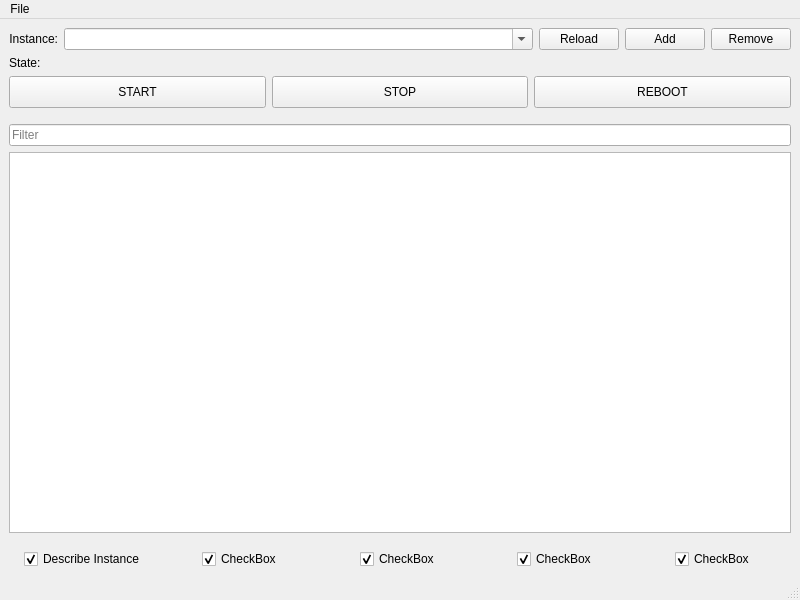
First picture: the form in src/mainwindow.ui, repository KreedM/EC2-Instance-Manager, before the edit.
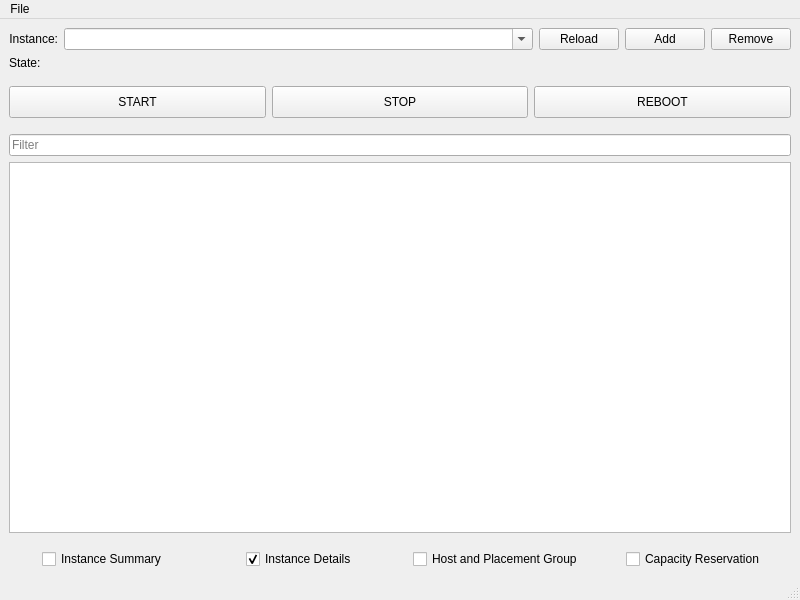
Second picture: the form after the edit.

Commit message: Added the instance info I could find or immediately retrieve from describe instance request

The edit to the form file:
```diff
--- a/src/mainwindow.ui
+++ b/src/mainwindow.ui
@@ -110,6 +110,22 @@
         </item>
        </layout>
       </item>
+      <item>
+       <spacer name="verticalSpacer">
+        <property name="orientation">
+         <enum>Qt::Orientation::Vertical</enum>
+        </property>
+        <property name="sizeType">
+         <enum>QSizePolicy::Policy::Fixed</enum>
+        </property>
+        <property name="sizeHint" stdset="0">
+         <size>
+          <width>20</width>
+          <height>10</height>
+         </size>
+        </property>
+       </spacer>
+      </item>
       <item>
        <layout class="QHBoxLayout" name="horizontalLayout_2">
         <item>
@@ -217,6 +233,9 @@
     </item>
     <item>
      <layout class="QHBoxLayout" name="horizontalLayout_3">
+      <property name="spacing">
+       <number>6</number>
+      </property>
       <item alignment="Qt::AlignmentFlag::AlignHCenter">
        <widget class="QCheckBox" name="describeInstanceCheckBox">
         <property name="sizePolicy">
@@ -226,10 +245,10 @@
          </sizepolicy>
         </property>
         <property name="text">
-         <string>Describe Instance</string>
+         <string>Instance Summary</string>
         </property>
         <property name="checked">
-         <bool>true</bool>
+         <bool>false</bool>
         </property>
        </widget>
       </item>
@@ -242,7 +261,7 @@
          </sizepolicy>
         </property>
         <property name="text">
-         <string>CheckBox</string>
+         <string>Instance Details</string>
         </property>
         <property name="checked">
          <bool>true</bool>
@@ -258,10 +277,10 @@
          </sizepolicy>
         </property>
         <property name="text">
-         <string>CheckBox</string>
+         <string>Host and Placement Group</string>
         </property>
         <property name="checked">
-         <bool>true</bool>
+         <bool>false</bool>
         </property>
        </widget>
       </item>
@@ -274,26 +293,10 @@
          </sizepolicy>
         </property>
         <property name="text">
-         <string>CheckBox</string>
+         <string>Capacity Reservation</string>
         </property>
         <property name="checked">
-         <bool>true</bool>
-        </property>
-       </widget>
-      </item>
-      <item alignment="Qt::AlignmentFlag::AlignHCenter">
-       <widget class="QCheckBox" name="checkBox">
-        <property name="sizePolicy">
-         <sizepolicy hsizetype="Expanding" vsizetype="Fixed">
-          <horstretch>0</horstretch>
-          <verstretch>0</verstretch>
-         </sizepolicy>
-        </property>
-        <property name="text">
-         <string>CheckBox</string>
-        </property>
-        <property name="checked">
-         <bool>true</bool>
+         <bool>false</bool>
         </property>
        </widget>
       </item>
```
Left out of the diff: 10 changed lines with no effect on the pictures. The commit also changes 3 other files.
